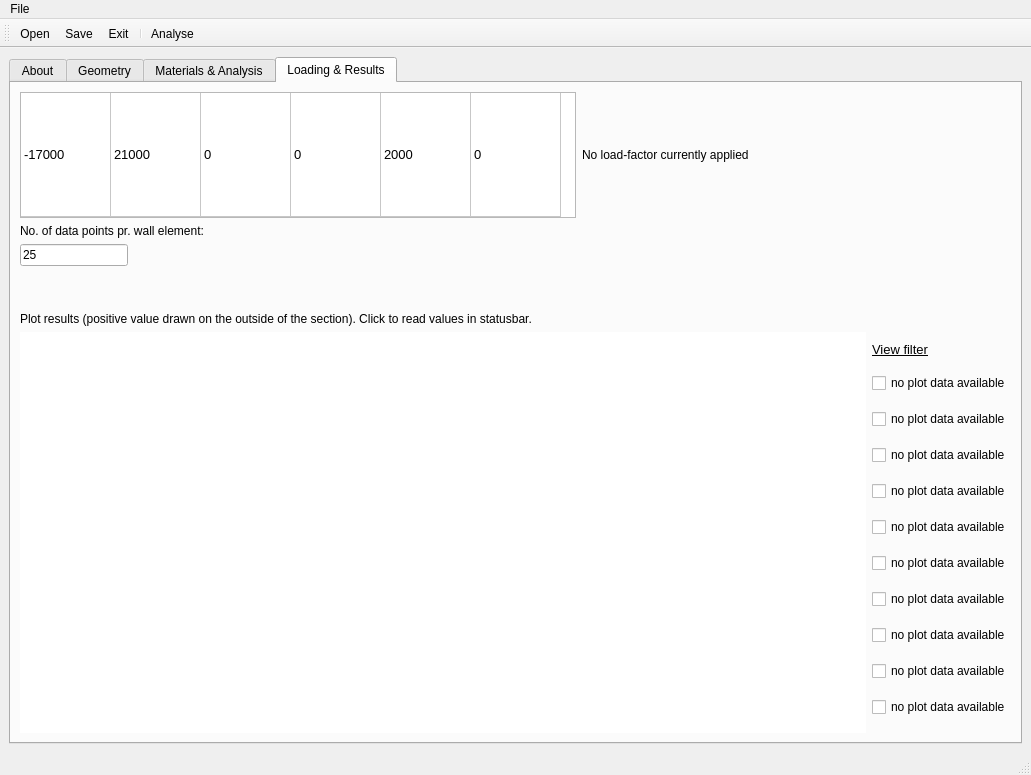
Kleissl/HollowRC, file hollow_window.ui: the form before one commit.
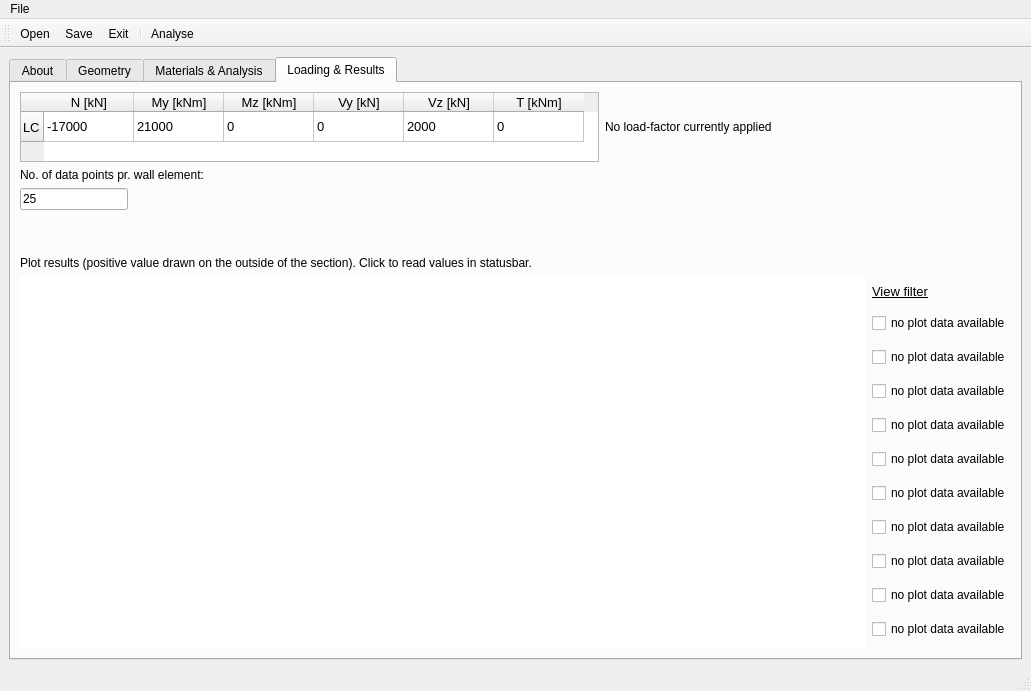
The form after the commit. Icons and pictures are not drawn. Custom widgets are drawn as their Qt base class.

Commit message: Now compatible with PySide2 5.13.1

The edit to the form file:
```diff
--- a/hollow_window.ui
+++ b/hollow_window.ui
@@ -7,7 +7,7 @@
     <x>0</x>
     <y>0</y>
     <width>1031</width>
-    <height>775</height>
+    <height>691</height>
    </rect>
   </property>
   <property name="windowTitle">
@@ -1237,7 +1237,7 @@
               <item>
                <widget class="QTableWidget" name="SectionForces_tableWidget">
                 <property name="sizePolicy">
-                 <sizepolicy hsizetype="Fixed" vsizetype="Fixed">
+                 <sizepolicy hsizetype="Expanding" vsizetype="Fixed">
                   <horstretch>0</horstretch>
                   <verstretch>0</verstretch>
                  </sizepolicy>
@@ -1250,42 +1250,9 @@
                 <property name="sizeAdjustPolicy">
                  <enum>QAbstractScrollArea::AdjustToContents</enum>
                 </property>
-                <property name="textElideMode">
-                 <enum>Qt::ElideMiddle</enum>
-                </property>
-                <attribute name="horizontalHeaderVisible">
-                 <bool>false</bool>
-                </attribute>
-                <attribute name="horizontalHeaderCascadingSectionResizes">
-                 <bool>true</bool>
-                </attribute>
-                <attribute name="horizontalHeaderMinimumSectionSize">
-                 <number>39</number>
-                </attribute>
                 <attribute name="horizontalHeaderDefaultSectionSize">
                  <number>90</number>
                 </attribute>
-                <attribute name="horizontalHeaderShowSortIndicator" stdset="0">
-                 <bool>false</bool>
-                </attribute>
-                <attribute name="horizontalHeaderStretchLastSection">
-                 <bool>false</bool>
-                </attribute>
-                <attribute name="verticalHeaderVisible">
-                 <bool>false</bool>
-                </attribute>
-                <attribute name="verticalHeaderCascadingSectionResizes">
-                 <bool>true</bool>
-                </attribute>
-                <attribute name="verticalHeaderDefaultSectionSize">
-                 <number>30</number>
-                </attribute>
-                <attribute name="verticalHeaderShowSortIndicator" stdset="0">
-                 <bool>true</bool>
-                </attribute>
-                <attribute name="verticalHeaderStretchLastSection">
-                 <bool>true</bool>
-                </attribute>
                 <row>
                  <property name="text">
                   <string>LC</string>
```
Left out of the diff: 10 changed lines with no effect on the pictures. The commit also changes 1 other file.
